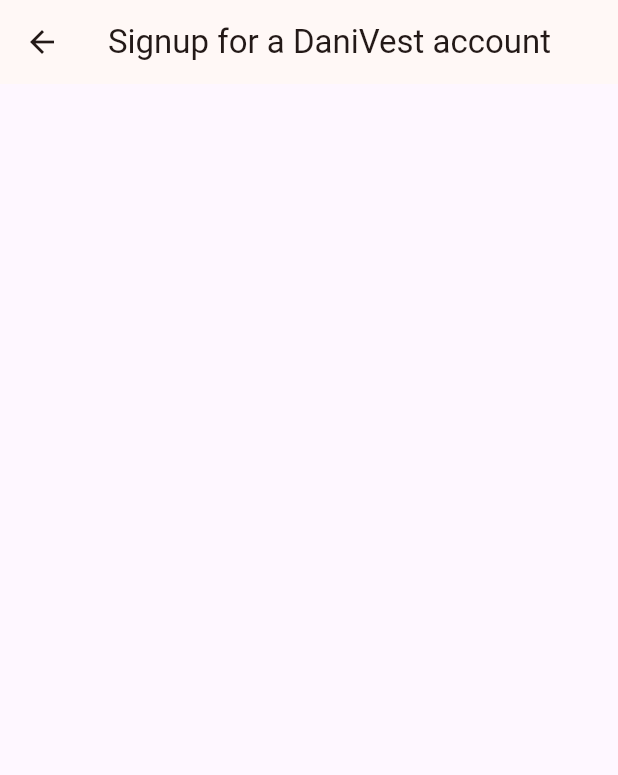
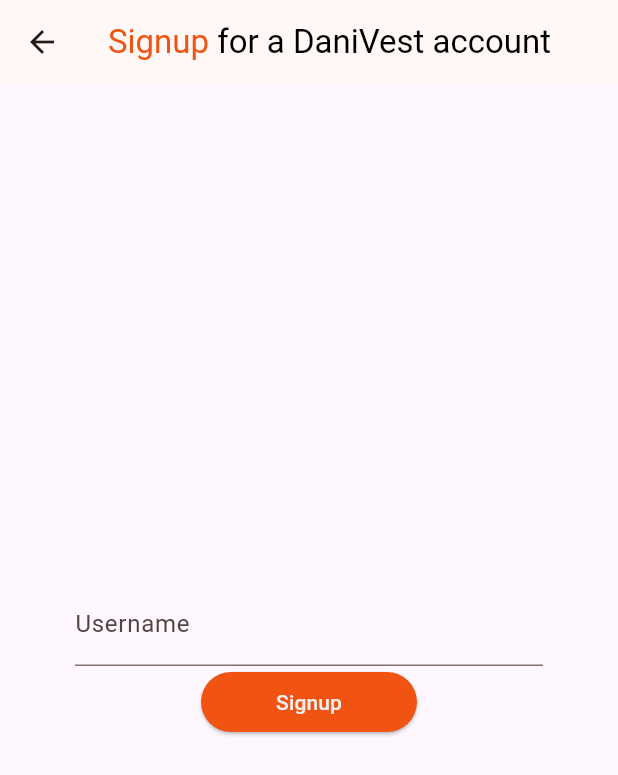
Before and after one commit to danieldanila/DaniVest, a Flutter app: the screen it shows after launch, after a tap on "Signup", on a phone screen of 412 x 824 dp. Shown: the top 775 px of the screen. Run offline on Flutter 3.47's test engine with Material 3 defaults, Android fonts, the light colour scheme and no system bars.

Commit message:
0.0.2.0: Added AppBarTitle widget, create username field validations, updated the constants file with new values and refactored the code. Modified the signup page by adding a form with username field and a submit button

```diff
--- a/frontend/lib/constants/constants.dart
+++ b/frontend/lib/constants/constants.dart
@@ -1,7 +1,8 @@
 class Colors {
   static const int orange = 0xFFF15412;
+  static const int blue = 0xFF34B3F1;
   static const int grey = 0xFFEEEEEE;
-  static const int blue = 0xFF34B3F1;
+  static const int black = 0xFF000000;
 }
 
 class Strings {
@@ -12,8 +13,20 @@
 
   static const String loginAppBarTitle = "Login into your account";
   static const String signupAppBarTitle = "Signup for a DaniVest account";
+
+  static const String usernameFieldLabel = "Username";
+  static const String usernameFieldHint = "Enter a username";
+
+  static const String fieldRequired = "This field is required";
+  static const String fieldWithoutSpaces =
+      "This field must not contain any spaces";
+  static const String fieldWithoutLeadingNumber =
+      "This field must not start with a number";
+  static const String fieldMinimumLength = "This field has a minimum length of";
 }
 
 class Properties {
   static const double buttonPadding = 50;
+  static const double containerMargin = 50;
+  static const double sizedBoxHeight = 50;
 }
--- a/frontend/lib/screens/login.dart
+++ b/frontend/lib/screens/login.dart
@@ -1,5 +1,6 @@
 import 'package:flutter/material.dart';
 import 'package:frontend/constants/constants.dart' as constants;
+import 'package:frontend/widgets/app_bar_title.dart';
 
 class LoginScreen extends StatelessWidget {
   const LoginScreen({super.key});
@@ -7,7 +8,13 @@
   @override
   Widget build(BuildContext context) {
     return Scaffold(
-      appBar: AppBar(title: const Text(constants.Strings.loginAppBarTitle)),
+      appBar: AppBar(
+        title: const AppBarTitle(
+          text: constants.Strings.loginAppBarTitle,
+          primaryTextStartPosition: 0,
+          primaryTextEndPosition: 1,
+        ),
+      ),
     );
   }
 }
--- a/frontend/lib/screens/signup.dart
+++ b/frontend/lib/screens/signup.dart
@@ -1,13 +1,62 @@
 import 'package:flutter/material.dart';
 import 'package:frontend/constants/constants.dart' as constants;
+import 'package:frontend/widgets/app_bar_title.dart';
+import 'package:frontend/widgets/forms/validations/username.dart';
 
-class SignupScreen extends StatelessWidget {
+class SignupScreen extends StatefulWidget {
   const SignupScreen({super.key});
+
+  @override
+  State<SignupScreen> createState() => _SignupScreenState();
+}
+
+class _SignupScreenState extends State<SignupScreen> {
+  final TextEditingController usernameController = TextEditingController();
+  final GlobalKey<FormState> formKey = GlobalKey<FormState>();
+
+  @override
+  void dispose() {
+    usernameController.dispose();
+    super.dispose();
+  }
 
   @override
   Widget build(BuildContext context) {
     return Scaffold(
-      appBar: AppBar(title: const Text(constants.Strings.signupAppBarTitle)),
+      appBar: AppBar(
+        title: const AppBarTitle(
+          text: constants.Strings.signupAppBarTitle,
+          primaryTextStartPosition: 0,
+          primaryTextEndPosition: 1,
+        ),
+      ),
+      body: Container(
+        margin: const EdgeInsets.symmetric(
+          horizontal: constants.Properties.containerMargin,
+        ),
+        child: Form(
+          key: formKey,
+          child: Column(
+            mainAxisAlignment: MainAxisAlignment.center,
+            children: [
+              TextFormField(
+                controller: usernameController,
+                validator: usernameValidator,
+                decoration: const InputDecoration(
+                  labelText: constants.Strings.usernameFieldLabel,
+                  hintText: constants.Strings.usernameFieldHint,
+                ),
+              ),
+              ElevatedButton(
+                onPressed: () {
+                  formKey.currentState?.validate();
+                },
+                child: const Text(constants.Strings.signupButtonMessage),
+              ),
+            ],
+          ),
+        ),
+      ),
     );
   }
 }
--- a/frontend/lib/screens/start.dart
+++ b/frontend/lib/screens/start.dart
@@ -24,12 +24,14 @@
   Widget build(BuildContext context) {
     return Scaffold(
       body: Container(
-        margin: const EdgeInsets.symmetric(horizontal: 50),
+        margin: const EdgeInsets.symmetric(
+          horizontal: constants.Properties.containerMargin,
+        ),
         child: Column(
           mainAxisAlignment: MainAxisAlignment.center,
           children: [
             Image.asset(constants.Strings.logoUrl),
-            const SizedBox(height: 50),
+            const SizedBox(height: constants.Properties.sizedBoxHeight),
             ElevatedButton(
               onPressed: () {
                 _navigateToLoginPage(context);
--- /dev/null
+++ b/frontend/lib/widgets/app_bar_title.dart
@@ -0,0 +1,54 @@
+import 'package:flutter/material.dart';
+import 'package:frontend/constants/constants.dart' as constants;
+
+class AppBarTitle extends StatelessWidget {
+  const AppBarTitle({
+    super.key,
+    required this.text,
+    required this.primaryTextStartPosition,
+    required this.primaryTextEndPosition,
+  });
+
+  final String text;
+  final int primaryTextStartPosition;
+  final int primaryTextEndPosition;
+
+  @override
+  Widget build(BuildContext context) {
+    String spaceBeforePrimaryText = " ";
+
+    if (primaryTextStartPosition < 0 ||
+        primaryTextEndPosition > text.split(" ").length ||
+        primaryTextStartPosition > primaryTextEndPosition) {
+      return Text(text);
+    }
+
+    if (primaryTextStartPosition == 0) {
+      spaceBeforePrimaryText = "";
+    }
+
+    return Text.rich(
+      TextSpan(
+        text:
+            "${text.split(" ").sublist(0, primaryTextStartPosition).join(" ")}$spaceBeforePrimaryText",
+        style: const TextStyle(color: Color(constants.Colors.black)),
+        children: <TextSpan>[
+          TextSpan(
+            text: text
+                .split(" ")
+                .sublist(primaryTextStartPosition, primaryTextEndPosition)
+                .join(" "),
+            style: const TextStyle(color: Color(constants.Colors.orange)),
+            children: <TextSpan>[
+              TextSpan(
+                text:
+                    " ${text.split(" ").sublist(primaryTextEndPosition).join(" ")}",
+                style: const TextStyle(color: Color(constants.Colors.black)),
+              ),
+            ],
+          ),
+        ],
+      ),
+    );
+  }
+}
--- /dev/null
+++ b/frontend/lib/widgets/forms/validations/username.dart
@@ -0,0 +1,17 @@
+import 'package:frontend/constants/constants.dart' as constants;
+
+String? usernameValidator(String? value) {
+  if (value == null || value.isEmpty) {
+    return constants.Strings.fieldRequired;
+  }
+  if (value.length != value.replaceAll(" ", "").length) {
+    return constants.Strings.fieldWithoutSpaces;
+  }
+  if (int.tryParse(value[0]) != null) {
+    return constants.Strings.fieldWithoutLeadingNumber;
+  }
+  if (value.length < 6) {
+    return "${constants.Strings.fieldMinimumLength} 6";
+  }
+  return null;
+}
```
